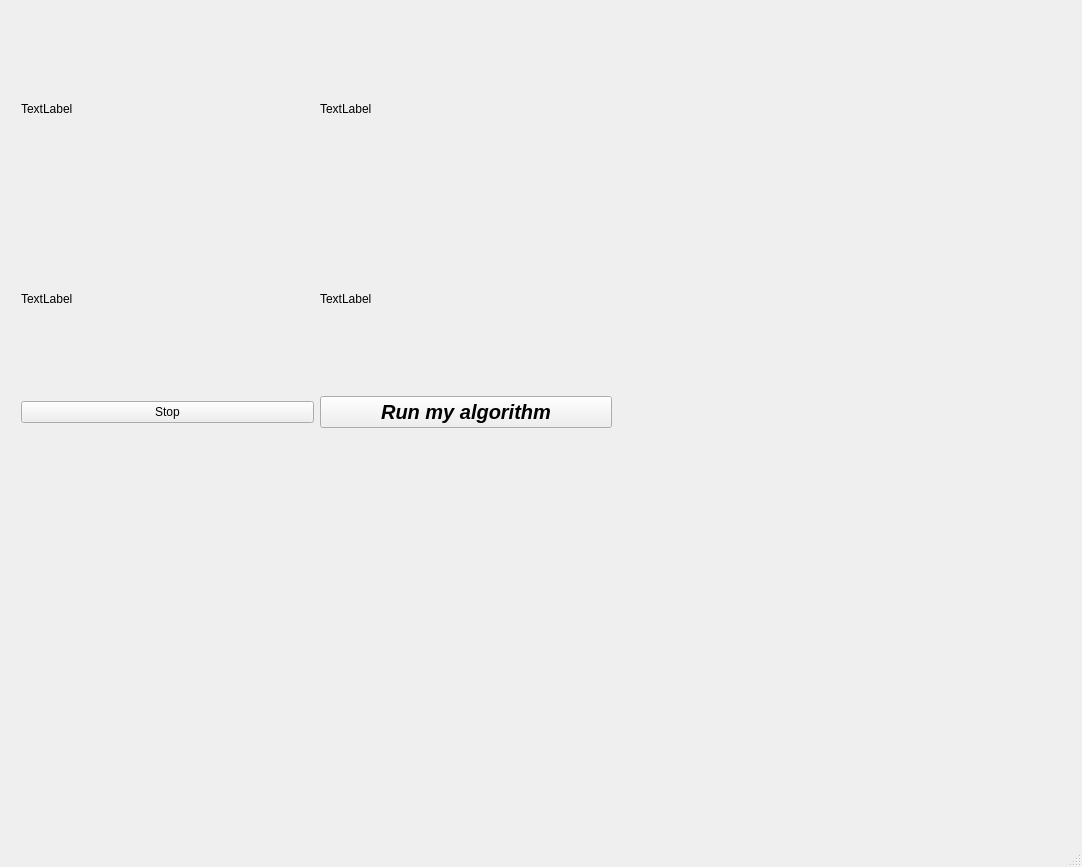
Before: the Qt Designer form src/follow_line/gui/3d_reconstructrionui.ui in JdeRobot/RoboticsAcademy, drawn with Qt 5.
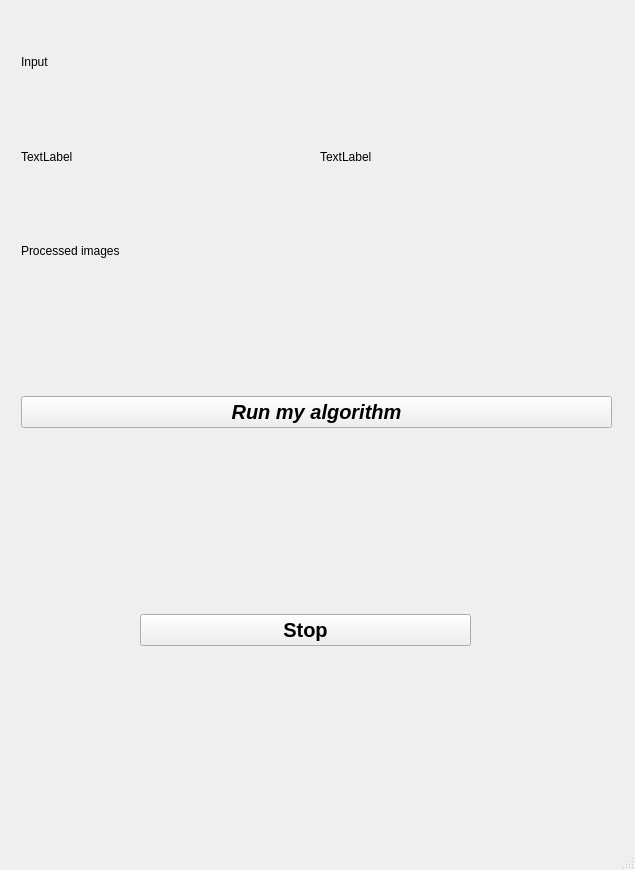
After: the same form once the commit is applied. Icons and pictures are not drawn.

Patch:
```diff
--- a/src/follow_line/gui/3d_reconstructrionui.ui
+++ b/src/follow_line/gui/3d_reconstructrionui.ui
@@ -6,25 +6,14 @@
    <rect>
     <x>0</x>
     <y>0</y>
-    <width>1082</width>
-    <height>867</height>
+    <width>635</width>
+    <height>870</height>
    </rect>
   </property>
   <property name="windowTitle">
    <string>MainWindow</string>
   </property>
   <widget class="QWidget" name="centralwidget">
-   <widget class="QWidget" name="verticalLayoutWidget">
-    <property name="geometry">
-     <rect>
-      <x>160</x>
-      <y>480</y>
-      <width>361</width>
-      <height>301</height>
-     </rect>
-    </property>
-    <layout class="QVBoxLayout" name="tlLayout"/>
-   </widget>
    <widget class="QWidget" name="">
     <property name="geometry">
      <rect>
@@ -37,49 +26,52 @@
     <layout class="QVBoxLayout" name="verticalLayout">
      <item>
       <layout class="QGridLayout" name="gridLayout">
-       <item row="2" column="0">
+       <item row="4" column="0">
         <widget class="QLabel" name="imageLeftFiltered">
          <property name="text">
-          <string>TextLabel</string>
+          <string/>
          </property>
         </widget>
        </item>
-       <item row="2" column="1">
+       <item row="4" column="1">
         <widget class="QLabel" name="imageRightFiltered">
          <property name="text">
-          <string>TextLabel</string>
+          <string/>
          </property>
         </widget>
        </item>
-       <item row="1" column="0">
+       <item row="2" column="0">
         <widget class="QLabel" name="imageLeft">
          <property name="text">
           <string>TextLabel</string>
          </property>
         </widget>
        </item>
-       <item row="1" column="1">
+       <item row="1" column="0">
+        <widget class="QLabel" name="label">
+         <property name="text">
+          <string>Input</string>
+         </property>
+        </widget>
+       </item>
+       <item row="2" column="1">
         <widget class="QLabel" name="imageRight">
          <property name="text">
           <string>TextLabel</string>
          </property>
         </widget>
        </item>
+       <item row="3" column="0">
+        <widget class="QLabel" name="label_2">
+         <property name="text">
+          <string>Processed images</string>
+         </property>
+        </widget>
+       </item>
       </layout>
      </item>
      <item>
       <layout class="QHBoxLayout" name="horizontalLayout">
-       <item>
-        <widget class="QPushButton" name="stopButton">
-         <property name="text">
-          <string>Stop</string>
-         </property>
-         <property name="icon">
-          <iconset resource="../../introrob_py/resources/resources.qrc">
-           <normaloff>:/images/stop.png</normaloff>:/images/stop.png</iconset>
-         </property>
-        </widget>
-       </item>
        <item>
         <widget class="QPushButton" name="pushButton">
          <property name="font">
@@ -99,6 +91,39 @@
      </item>
     </layout>
    </widget>
+   <widget class="QWidget" name="">
+    <property name="geometry">
+     <rect>
+      <x>140</x>
+      <y>440</y>
+      <width>331</width>
+      <height>381</height>
+     </rect>
+    </property>
+    <layout class="QVBoxLayout" name="verticalLayout_2">
+     <item>
+      <layout class="QVBoxLayout" name="tlLayout"/>
+     </item>
+     <item>
+      <widget class="QPushButton" name="stopButton">
+       <property name="font">
+        <font>
+         <pointsize>15</pointsize>
+         <weight>75</weight>
+         <bold>true</bold>
+        </font>
+       </property>
+       <property name="text">
+        <string>Stop</string>
+       </property>
+       <property name="icon">
+        <iconset resource="../../introrob_py/resources/resources.qrc">
+         <normaloff>:/images/stop.png</normaloff>:/images/stop.png</iconset>
+       </property>
+      </widget>
+     </item>
+    </layout>
+   </widget>
   </widget>
   <widget class="QMenuBar" name="menubar">
    <property name="geometry">
```
Left out of the diff: 2 changed lines with no effect on the pictures.
